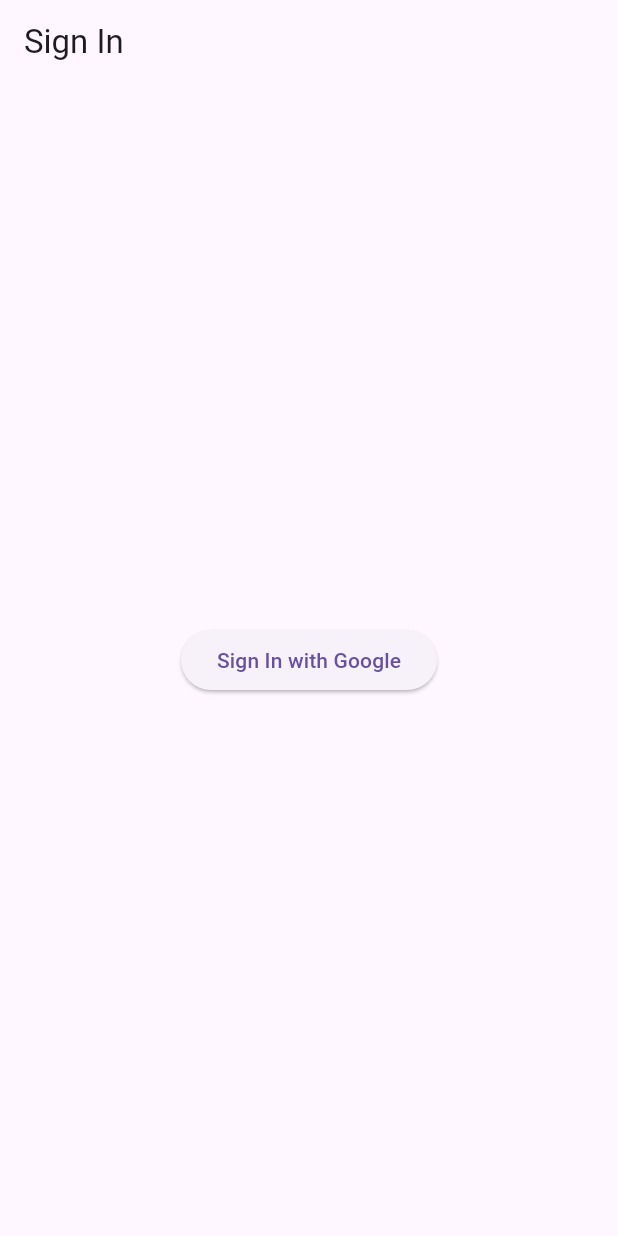
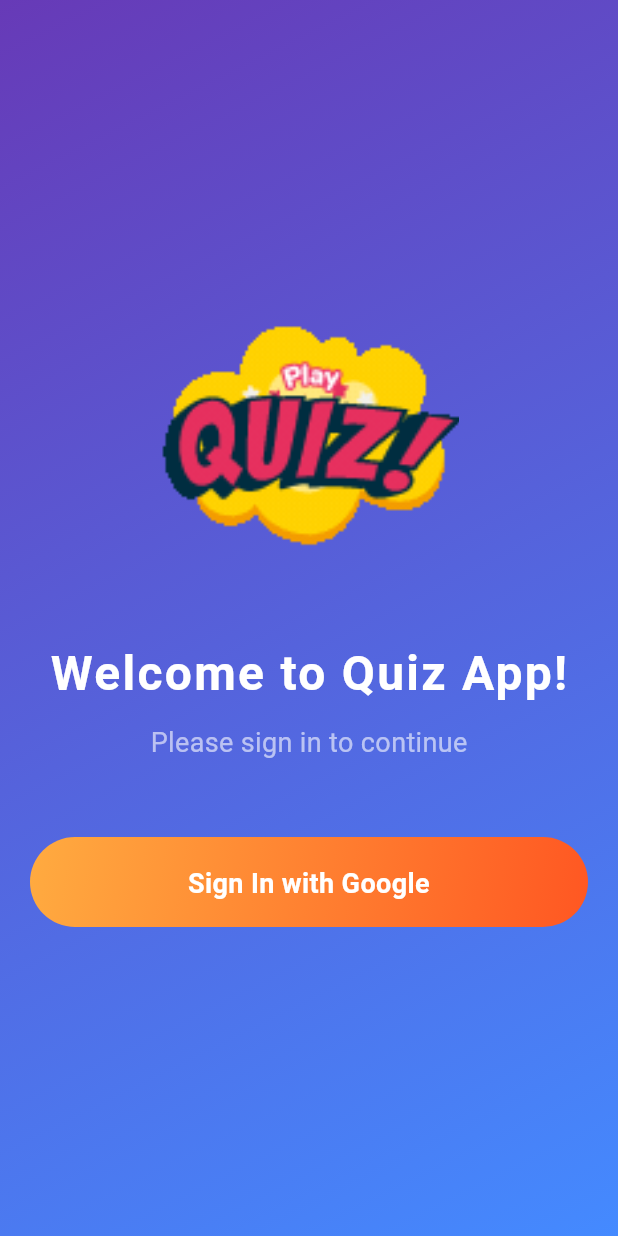
Before and after one commit to iabhinavrajput/quiz_app, a Flutter app: the screen it shows after launch, after a tap on "Sign In with Google", on a phone screen of 412 x 824 dp. Run offline on Flutter 3.47's test engine with Material 3 defaults, Android fonts, the phone set to English and light mode, and no system bars; our stand-ins replace cloud_firestore, firebase_auth, firebase_core, flutter_bloc, flutter_spinkit, google_sign_in and 1 more; accounts and stored records are empty.

Commit message:
auth screen ui done

```diff
--- a/lib/presentation/screens/auth_screen.dart
+++ b/lib/presentation/screens/auth_screen.dart
@@ -1,34 +1,67 @@
+// lib/presentation/screens/auth_screen.dart
+
 import 'package:flutter/material.dart';
 import 'package:firebase_auth/firebase_auth.dart';
+import 'package:flutter_spinkit/flutter_spinkit.dart';
 import 'package:google_sign_in/google_sign_in.dart';
 import 'package:flutter_bloc/flutter_bloc.dart';
 import 'package:quiz_app/bloc/auth/auth_bloc.dart';
 import 'package:quiz_app/presentation/screens/home_screen.dart';
+import 'package:quiz_app/utils/constants/colors.dart'; // Import the color constants
 
-class AuthScreen extends StatelessWidget {
+class AuthScreen extends StatefulWidget {
   const AuthScreen({super.key});
 
+  @override
+  _AuthScreenState createState() => _AuthScreenState();
+}
+
+class _AuthScreenState extends State<AuthScreen> {
+  bool isLoading = false;
+
   Future<User?> signInWithGoogle(BuildContext context) async {
+    setState(() {
+      isLoading = true;
+    });
+
     final GoogleSignInAccount? googleUser = await GoogleSignIn().signIn();
     if (googleUser == null) {
+      setState(() {
+        isLoading = false;
+      });
       return null; // User canceled sign-in
     }
-    final GoogleSignInAuthentication googleAuth = await googleUser.authentication;
+
+    final GoogleSignInAuthentication googleAuth =
+        await googleUser.authentication;
     final OAuthCredential credential = GoogleAuthProvider.credential(
       accessToken: googleAuth.accessToken,
       idToken: googleAuth.idToken,
     );
-    final UserCredential userCredential = await FirebaseAuth.instance.signInWithCredential(credential);
+
+    try {
+      final UserCredential userCredential =
+          await FirebaseAuth.instance.signInWithCredential(credential);
+      setState(() {
+        isLoading = false;
+      });
       return userCredential.user;
+    } catch (e) {
+      setState(() {
+        isLoading = false;
+      });
+      ScaffoldMessenger.of(context).showSnackBar(
+        SnackBar(content: Text('Failed to sign in: $e')),
+      );
+      return null;
+    }
   }
 
   @override
   Widget build(BuildContext context) {
-    // Check if the user is already signed in
     final user = FirebaseAuth.instance.currentUser;
 
     if (user != null) {
-      // If the user is signed in, redirect to HomeScreen
       WidgetsBinding.instance.addPostFrameCallback((_) {
         context.read<AuthBloc>().add(UserLoggedIn(user));
         Navigator.pushReplacement(
@@ -39,21 +72,102 @@ class AuthScreen extends StatelessWidget {
     }
 
     return Scaffold(
-      appBar: AppBar(title: const Text('Sign In')),
-      body: Center(
-        child: ElevatedButton(
-          onPressed: () async {
+      body: Container(
+        decoration: const BoxDecoration(
+          gradient: LinearGradient(
+            colors: [
+              AppColors.primaryGradientStart,
+              AppColors.primaryGradientEnd
+            ],
+            begin: Alignment.topLeft,
+            end: Alignment.bottomRight,
+          ),
+        ),
+        child: Center(
+          child: Padding(
+            padding: const EdgeInsets.all(20.0),
+            child: Column(
+              mainAxisAlignment: MainAxisAlignment.center,
+              crossAxisAlignment: CrossAxisAlignment.center,
+              children: [
+                Image.asset(
+                  'assets/gif/quiz.gif',
+                  width: 200,
+                  height: 200,
+                  fit: BoxFit.cover,
+                ),
+                const SizedBox(height: 40),
+                const Text(
+                  'Welcome to Quiz App!',
+                  style: TextStyle(
+                    fontSize: 32,
+                    fontWeight: FontWeight.bold,
+                    color: AppColors.white,
+                    letterSpacing: 1.5,
+                  ),
+                ),
+                const SizedBox(height: 10),
+                const Text(
+                  'Please sign in to continue',
+                  style: TextStyle(
+                    fontSize: 18,
+                    color: AppColors.white60,
+                  ),
+                ),
+                const SizedBox(height: 50),
+                GestureDetector(
+                  onTap: isLoading
+                      ? null
+                      : () async {
                           final user = await signInWithGoogle(context);
                           if (user != null) {
-              // Notify the BLoC that the user is logged in
                             context.read<AuthBloc>().add(UserLoggedIn(user));
                             Navigator.pushReplacement(
                               context,
-                MaterialPageRoute(builder: (_) => const HomeScreen()),
+                              MaterialPageRoute(
+                                builder: (_) => const HomeScreen(),
+                              ),
                             );
                           }
                         },
-          child: const Text('Sign In with Google'),
+                  child: AnimatedContainer(
+                    height: 60,
+                    duration: const Duration(milliseconds: 300),
+                    width: double.infinity,
+                    padding: const EdgeInsets.symmetric(vertical: 18),
+                    decoration: BoxDecoration(
+                      gradient: const LinearGradient(
+                        colors: [
+                          AppColors.signInGradientStart,
+                          AppColors.signInGradientEnd
+                        ],
+                        begin: Alignment.topLeft,
+                        end: Alignment.bottomRight,
+                      ),
+                      borderRadius: BorderRadius.circular(30),
+                    ),
+                    child: isLoading
+                        ? const Center(
+                            child: SpinKitChasingDots(
+                              color: AppColors.white,
+                              size: 30.0,
+                            ),
+                          )
+                        : const Text(
+                            'Sign In with Google',
+                            style: TextStyle(
+                              fontSize: 18,
+                              fontWeight: FontWeight.bold,
+                              color: AppColors.white,
+                            ),
+                            textAlign: TextAlign.center,
+                          ),
+                  ),
+                ),
+                const SizedBox(height: 20),
+              ],
+            ),
+          ),
         ),
       ),
     );
--- /dev/null
+++ b/lib/utils/constants/colors.dart
@@ -0,0 +1,12 @@
+import 'package:flutter/material.dart';
+
+class AppColors {
+  static const Color primaryGradientStart = Colors.deepPurple;
+  static const Color primaryGradientEnd = Colors.blueAccent;
+
+  static const Color signInGradientStart = Colors.orangeAccent;
+  static const Color signInGradientEnd = Colors.deepOrange;
+
+  static const Color white = Colors.white;
+  static const Color white60 = Colors.white60;
+}
```
Also changed, not shown: pubspec.yaml (+5 -2 lines), assets/gif/quiz.gif (added), pubspec.lock. Lines whose indentation alone changed are shown as unchanged.
